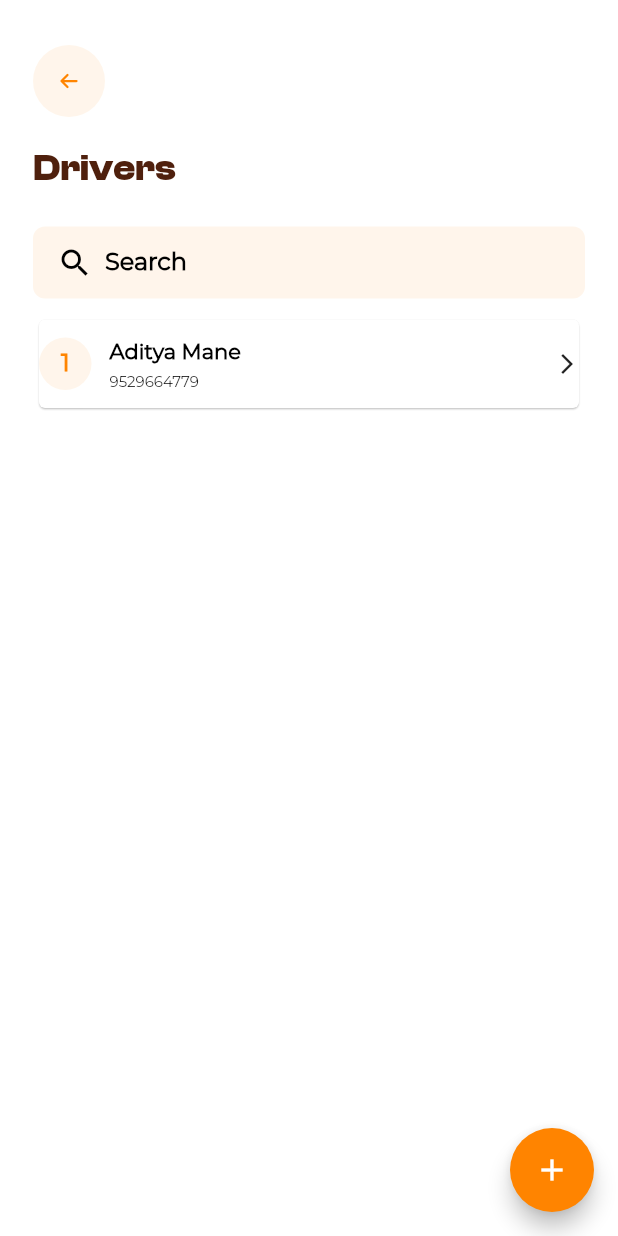
After one commit to soham-1902/afourathon_flutter, a Flutter app: the DriverPage screen opened directly, on a phone screen of 412 x 824 dp. The commit adds this screen. Run offline on Flutter 3.47's test engine with Material 2 defaults, Android fonts, the phone set to English and light mode, and no system bars; our stand-ins replace flutter_svg, get.

Commit message:
Add Drivers Page UI

```diff
--- /dev/null
+++ b/lib/screens/Driver/DriverPage.dart
@@ -0,0 +1,235 @@
+import 'package:flutter/material.dart';
+import 'package:flutter_svg/svg.dart';
+import 'package:get/get.dart';
+import 'package:afourathon_flutter/widgets/DriverWidgets.dart';
+
+class DriverPage extends StatefulWidget {
+  const DriverPage({Key? key}) : super(key: key);
+
+  @override
+  State<DriverPage> createState() => _DriverPageState();
+}
+
+class _DriverPageState extends State<DriverPage> {
+  @override
+  Widget build(BuildContext context) {
+    return Scaffold(
+      resizeToAvoidBottomInset: false,
+      body: Container(
+        color: Colors.white,
+        child: Padding(
+          padding: EdgeInsets.only(
+              top: MediaQuery.of(context).padding.top + 30,
+              left: 22,
+              right: 22
+          ),
+          child: Column(
+            crossAxisAlignment: CrossAxisAlignment.start,
+            children: [
+              GestureDetector(
+                onTap: () {
+                  Get.back();
+                },
+                child: SvgPicture.asset(
+                  'assets/back.svg',
+                ),
+              ),
+              SizedBox(height:20,),
+              Row(
+                mainAxisAlignment: MainAxisAlignment.spaceBetween,
+                children: [
+                  Expanded(
+                    child: Text(
+                      'Drivers',
+                      style: TextStyle(
+                        fontSize: 24,
+                        fontWeight: FontWeight.w700,
+                        fontFamily: 'ClashDisplay',
+                        color: Color(0xFF4F200D),
+                      ),
+                    ),
+                  ),
+                ],
+              ),
+              SizedBox(
+                height: 23,
+              ),
+              Container(
+                decoration: BoxDecoration(
+                  color: const Color.fromRGBO(255, 132, 0, 0.08),
+                  borderRadius: BorderRadius.circular(8),
+                ),
+                child: Row(
+                  children: [
+                    const SizedBox(width: 16),
+                    const Icon(
+                      Icons.search,
+                      color: Color.fromRGBO(0, 0, 0, 1),
+                    ),
+                    const SizedBox(width: 8),
+                    Expanded(
+                      child: TextField(
+                        decoration: const InputDecoration(
+                          hintText: 'Search',
+                          hintStyle: TextStyle(
+                            fontSize: 16,
+                            fontWeight: FontWeight.bold,
+                            fontFamily: 'Montserrat-Regular',
+                            color: Color.fromRGBO(0, 0, 0, 1),
+                          ),
+                          border: InputBorder.none,
+                        ),
+                      ),
+                    ),
+                  ],
+                ),
+              ),
+              SizedBox(height: 10),
+              DriverCard(onPressed: () {}, driverName: 'Aditya Mane', driverNumber: '9529664779'),
+              /*Expanded(
+              child: Container(
+                height: Constants.getScreenHeight(context) * 0.81,
+                width: Constants.getScreenWidth(context) * 1,
+                decoration: BoxDecoration(color: Colors.white),
+                child: RefreshIndicator(
+                  color: Colors.orange,
+                  onRefresh: () => getExpensesData(),
+                  child: FutureBuilder(
+                      future: result,
+                      builder: (BuildContext context, AsyncSnapshot snapshot) {
+                        if (snapshot.hasData &&
+                            snapshot.data != null &&
+                            snapshot.data!.isNotEmpty) {
+                          return ListView.builder(
+                            shrinkWrap: true,
+                            itemCount: snapshot.data.length,
+                            itemBuilder: (context, position) {
+                              return GestureDetector(
+                                onTap: () {
+                                  Get.to(ExpenseDetails(
+                                    itemId: snapshot.data[position]['_id'],
+                                    itemName: snapshot.data[position]['title'],
+                                    itemAmount: snapshot.data[position]
+                                    ['amount']
+                                        .toString(),
+                                  ));
+                                },
+                                child: Card(
+                                  elevation: 0.1,
+                                  child: Padding(
+                                    padding:
+                                    const EdgeInsets.only(bottom: 12.0),
+                                    child: Row(
+                                      mainAxisAlignment:
+                                      MainAxisAlignment.spaceBetween,
+                                      crossAxisAlignment:
+                                      CrossAxisAlignment.center,
+                                      children: [
+                                        Row(
+                                          children: [
+                                            Container(
+                                              width: 35,
+                                              height: 35,
+                                              decoration: BoxDecoration(
+                                                color: const Color.fromRGBO(
+                                                    255, 132, 0, 0.08),
+                                                shape: BoxShape.circle,
+                                              ),
+                                              child: Center(
+                                                child: Text(
+                                                  (position + 1).toString(),
+                                                  style: TextStyle(
+                                                    fontSize: 16,
+                                                    color: Color.fromRGBO(
+                                                        255, 132, 0, 1),
+                                                    fontWeight: FontWeight.bold,
+                                                    fontFamily:
+                                                    'Montserrat-Regular',
+                                                  ),
+                                                ),
+                                              ),
+                                            ),
+                                            SizedBox(
+                                              width: 12,
+                                            ),
+                                            Column(
+                                              crossAxisAlignment:
+                                              CrossAxisAlignment.start,
+                                              children: [
+                                                Text(
+                                                  snapshot.data[position]
+                                                  ['title'],
+                                                  style: TextStyle(
+                                                    fontSize: 14,
+                                                    color: Colors.black,
+                                                    fontWeight: FontWeight.bold,
+                                                    fontFamily:
+                                                    'Montserrat-Regular',
+                                                  ),
+                                                ),
+                                                SizedBox(
+                                                  height: 6,
+                                                ),
+                                                Text(
+                                                  "₹" +
+                                                      snapshot.data[position]
+                                                      ['amount']
+                                                          .toString(),
+                                                  style: TextStyle(
+                                                      fontFamily:
+                                                      'Montserrat-Regular',
+                                                      fontSize: 10,
+                                                      fontWeight:
+                                                      FontWeight.w500),
+                                                ),
+                                              ],
+                                            ),
+                                          ],
+                                        ),
+                                        Icon(
+                                          Icons.arrow_forward_ios_sharp,
+                                          size: 16,
+                                        )
+                                      ],
+                                    ),
+                                  ),
+                                ),
+                              );
+                            },
+                          );
+                        } else if (snapshot.hasData &&
+                            snapshot.data.length == 0) {
+                          return Center(
+                            child: Column(
+                              children: [
+                                SizedBox(height: 50,),
+                                SvgPicture.asset('assets/empty.svg'),
+                                Text('Empty ! Create an expense')
+                              ],
+                            ),
+                          );
+                        }
+                        return Center(
+                          child: CircularProgressIndicator(),
+                        );
+                      }),
+                ),
+              ),
+            ),*/
+            ],
+          ),
+        ),
+      ),
+      floatingActionButton: FloatingActionButton(
+        onPressed: () {
+          //Get.to(CreateExpenses());
+        },
+        child: Icon(
+          Icons.add,
+          color: Colors.white,
+        ),
+        backgroundColor: const Color.fromRGBO(255, 132, 0, 1),
+      ),
+    );
+  }
+}
--- a/lib/screens/Menu.dart
+++ b/lib/screens/Menu.dart
@@ -1,6 +1,7 @@
 import 'package:flutter/material.dart';
 import 'package:flutter_svg/svg.dart';
 import 'package:get/get.dart';
+import 'package:afourathon_flutter/screens/Driver/DriverPage.dart';
 
 class Menu extends StatefulWidget {
   const Menu({Key? key}) : super(key: key);
@@ -57,7 +58,7 @@ class _MenuState extends State<Menu> {
                 ),
                 GestureDetector(
                   onTap: () {
-                    //Get.toNamed('/jobs');
+                    Get.to(DriverPage());
                   },
                   child: Row(
                     mainAxisAlignment: MainAxisAlignment.spaceBetween,
--- a/lib/widgets/DriverWidgets.dart
+++ b/lib/widgets/DriverWidgets.dart
@@ -0,0 +1,96 @@
+import 'package:flutter/material.dart';
+
+class DriverCard extends StatelessWidget {
+  final Function? onPressed;
+  final String driverName;
+  final String driverNumber;
+
+  const DriverCard({Key? key, required this.onPressed, required this.driverName, required this.driverNumber}) : super(key: key);
+
+  @override
+  Widget build(BuildContext context) {
+    return Container(
+      child: GestureDetector(
+        onTap: () {
+          onPressed!();
+        },
+        child: Card(
+          elevation: 0.5,
+          child: Padding(
+            padding:
+            const EdgeInsets.symmetric(vertical: 12.0),
+            child: Row(
+              mainAxisAlignment:
+              MainAxisAlignment.spaceBetween,
+              crossAxisAlignment:
+              CrossAxisAlignment.center,
+              children: [
+                Row(
+                  children: [
+                    Container(
+                      width: 35,
+                      height: 35,
+                      decoration: BoxDecoration(
+                        color: const Color.fromRGBO(
+                            255, 132, 0, 0.08),
+                        shape: BoxShape.circle,
+                      ),
+                      child: Center(
+                        child: Text(
+                          '1',
+                          style: TextStyle(
+                            fontSize: 16,
+                            color: Color.fromRGBO(
+                                255, 132, 0, 1),
+                            fontWeight: FontWeight.bold,
+                            fontFamily:
+                            'Montserrat-Regular',
+                          ),
+                        ),
+                      ),
+                    ),
+                    SizedBox(
+                      width: 12,
+                    ),
+                    Column(
+                      crossAxisAlignment:
+                      CrossAxisAlignment.start,
+                      children: [
+                        Text(
+                          driverName,
+                          style: TextStyle(
+                            fontSize: 14,
+                            color: Colors.black,
+                            fontWeight: FontWeight.bold,
+                            fontFamily:
+                            'Montserrat-Regular',
+                          ),
+                        ),
+                        SizedBox(
+                          height: 6,
+                        ),
+                        Text(
+                          driverNumber,
+                          style: TextStyle(
+                              fontFamily:
+                              'Montserrat-Regular',
+                              fontSize: 10,
+                              fontWeight:
+                              FontWeight.w500),
+                        ),
+                      ],
+                    ),
+                  ],
+                ),
+                Icon(
+                  Icons.arrow_forward_ios_sharp,
+                  size: 16,
+                )
+              ],
+            ),
+          ),
+        ),
+      )
+    );
+  }
+}
```
Also changed, not shown: lib/screens/Cab/CabPage.dart (added).
